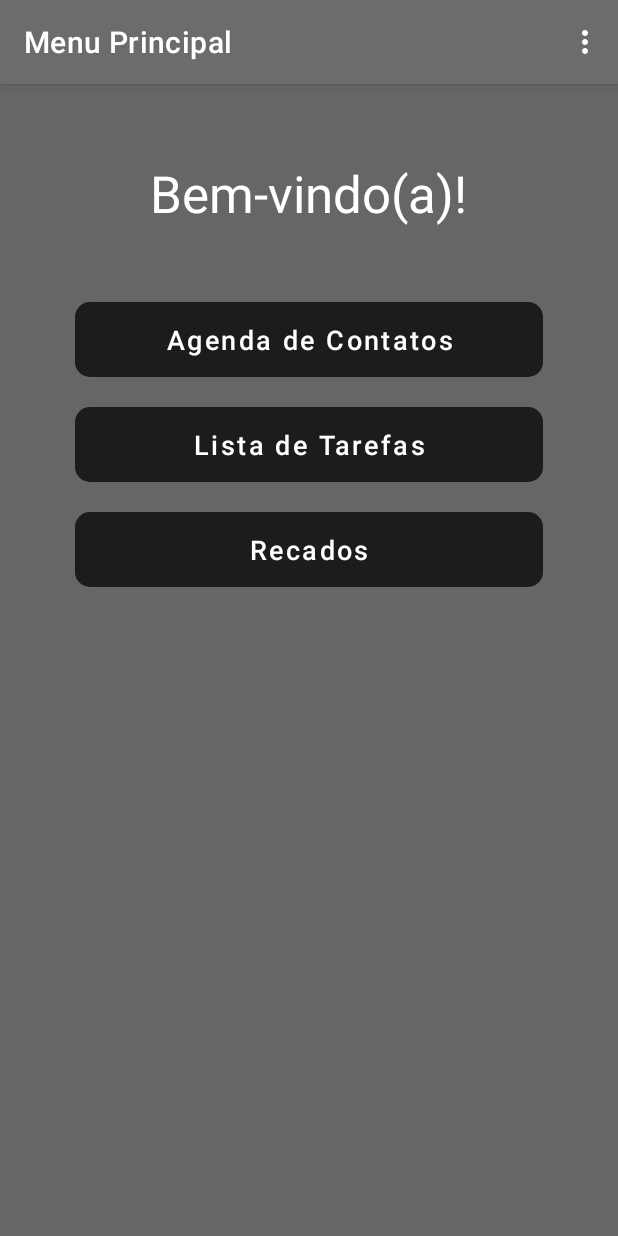
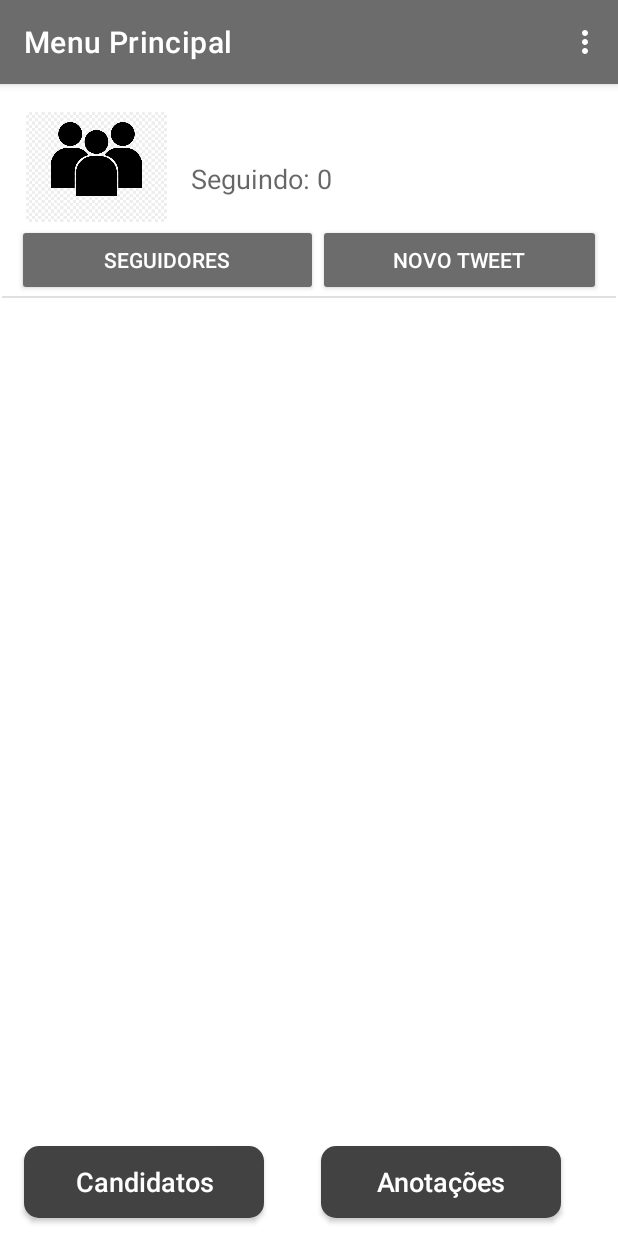
Before and after one commit to Gustavo-Soares94/app-hunting-ti, an Android app: the screen it shows after launch once a user with an empty profile is signed in (MenuPrincipalActivity), on a phone screen of 412 x 824 dp. Run offline under Robolectric (Android 15) with nearby library versions, the phone set to English and light mode, and no system bars; our stand-ins replace Firebase (no records; nobody signed in at launch, a user with empty details on screens opened directly).

Commit message:
Inclusao do tweet

```diff
--- a/app/src/main/java/com/gustavosoares/app_hunting_ti/CadastroActivity.java
+++ b/app/src/main/java/com/gustavosoares/app_hunting_ti/CadastroActivity.java
@@ -73,7 +73,7 @@ public class CadastroActivity extends AppCompatActivity {
                             FirebaseUser user = mAuth.getCurrentUser();
 
                             FirebaseDatabase database = FirebaseDatabase.getInstance();
-                            DatabaseReference userRef = database.getReference("user/" + user.getUid());
+                            DatabaseReference userRef = database.getReference("users/" + user.getUid());
 
                             Map<String, Object> userInfos = new HashMap<>();
                             userInfos.put("usuario", usuario);
--- a/app/src/main/java/com/gustavosoares/app_hunting_ti/MenuPrincipalActivity.java
+++ b/app/src/main/java/com/gustavosoares/app_hunting_ti/MenuPrincipalActivity.java
@@ -1,29 +1,54 @@
 package com.gustavosoares.app_hunting_ti;
 
 import androidx.annotation.NonNull;
+import androidx.appcompat.app.AlertDialog;
 import androidx.appcompat.app.AppCompatActivity;
 
+import android.content.DialogInterface;
 import android.content.Intent;
 import android.os.Bundle;
+import android.text.InputFilter;
+import android.util.Log;
 import android.view.Menu;
 import android.view.MenuItem;
 import android.view.View;
+import android.widget.AbsListView;
+import android.widget.AdapterView;
+import android.widget.ArrayAdapter;
+import android.widget.Button;
+import android.widget.CheckedTextView;
+import android.widget.EditText;
+import android.widget.ListView;
+import android.widget.TextView;
 
 import com.google.firebase.auth.FirebaseAuth;
 import com.google.firebase.auth.FirebaseUser;
+import com.google.firebase.database.ChildEventListener;
 import com.google.firebase.database.DataSnapshot;
 import com.google.firebase.database.DatabaseError;
 import com.google.firebase.database.DatabaseReference;
 import com.google.firebase.database.FirebaseDatabase;
+import com.google.firebase.database.Query;
 import com.google.firebase.database.ValueEventListener;
+
+import java.util.ArrayList;
 
 public class MenuPrincipalActivity extends AppCompatActivity {
 
-    //Sistema de identificacao do firebase
-    public FirebaseAuth mAuth;
-    public FirebaseDatabase database;
-    public String uid;
-    public String usuario;
+    private FirebaseAuth mAuth;
+    private FirebaseDatabase database;
+
+    private String uid;
+    private String usuario;
+
+    private ArrayList<String> seguindo;
+
+    private ListView listaTweets;
+    private TweetAdapter adapter;
+
+    private ArrayList<Tweet> tweets;
+
+    private ChildEventListener tweetEventListener;
 
     @Override
     protected void onCreate(Bundle savedInstanceState) {
@@ -32,38 +57,173 @@ public class MenuPrincipalActivity extends AppCompatActivity {
 
         mAuth = FirebaseAuth.getInstance();
         database = FirebaseDatabase.getInstance();
+
+        seguindo = new ArrayList<>();
+
+        tweets = new ArrayList<>();
+
+        listaTweets = findViewById(R.id.listTwees);
+        View header = getLayoutInflater().inflate(R.layout.list_header, null);
+        listaTweets.addHeaderView(header);
+
+        adapter = new TweetAdapter(this, tweets);
+        listaTweets.setAdapter(adapter);
+
+        Button btnTweet = findViewById(R.id.btnTweets);
+        btnTweet.setOnClickListener(new View.OnClickListener() {
+            @Override
+            public void onClick(View view) {
+                novoTweet();
+            }
+        });
+
+        Button btnSeguir = findViewById(R.id.btnSeguir);
+        btnSeguir.setOnClickListener(new View.OnClickListener() {
+            @Override
+            public void onClick(View view) {
+                if(uid == null) return;
+                Intent i = new Intent(MenuPrincipalActivity.this, SeguirActivity.class);
+                i.putExtra("uid", uid);
+                startActivity(i);
+            }
+        });
     }
 
     @Override
     protected void onStart() {
         super.onStart();
 
-       FirebaseUser user = mAuth.getCurrentUser();
-        if(user==null) finish();
+        FirebaseUser user = mAuth.getCurrentUser();
+        if(user == null) finish();
 
-       getUserInfo();
+        getUserInfo();
+    }
+
+    @Override
+    protected void onStop() {
+        super.onStop();
+
+        if(tweetEventListener != null){
+            DatabaseReference tweetRef = database.getReference("tweets");
+            tweetRef.removeEventListener(tweetEventListener);
+        }
     }
 
     private void getUserInfo(){
-
         uid = mAuth.getCurrentUser().getUid();
 
-        DatabaseReference userRef = database.getReference("user/" + uid);
-
+        DatabaseReference userRef = database.getReference("users/" + uid);
         userRef.addListenerForSingleValueEvent(new ValueEventListener() {
             @Override
-            public void onDataChange(@NonNull DataSnapshot datasnapshot) {
+            public void onDataChange(DataSnapshot dataSnapshot) {
+                usuario = dataSnapshot.child("usuario").getValue(String.class);
 
-                usuario = datasnapshot.child("usuario").getValue(String.class);
+                seguindo.clear();
+                for(DataSnapshot s:dataSnapshot.child("seguindo").getChildren()){
+                    seguindo.add(s.getValue(String.class));
+                }
+
+                TextView headerUsuario = findViewById(R.id.headerUsuario);
+                headerUsuario.setText(usuario);
+
+                TextView headerSeguindo = findViewById(R.id.headerSeguindo);
+                headerSeguindo.setText("Seguindo: " + seguindo.size());
+
+                setTweetListener();
+            }
+
+            @Override
+            public void onCancelled(DatabaseError databaseError) {
+
+            }
+        });
+
+
+    }
+
+    private void setTweetListener(){
+        tweets.clear();
+        tweetEventListener = new ChildEventListener() {
+            @Override
+            public void onChildAdded(DataSnapshot dataSnapshot, String s) {
+                Tweet tweet = dataSnapshot.getValue(Tweet.class);
+                if(seguindo.contains(tweet.getUsuario()) || tweet.getUid().equals(uid)){
+                    tweets.add(0, tweet);
+                    adapter.notifyDataSetChanged();
+
+                    Log.d("tweet", tweet.getTexto());
+                }
+            }
+
+            @Override
+            public void onChildChanged(DataSnapshot dataSnapshot, String s) {
 
             }
 
             @Override
-            public void onCancelled(@NonNull DatabaseError error) {
+            public void onChildRemoved(DataSnapshot dataSnapshot) {
 
+            }
+
+            @Override
+            public void onChildMoved(DataSnapshot dataSnapshot, String s) {
+
+            }
+
+            @Override
+            public void onCancelled(DatabaseError databaseError) {
+
+            }
+        };
+        DatabaseReference tweetRef = database.getReference("tweets");
+        Query tweetQuery = tweetRef.limitToLast(100);
+
+        tweetQuery.addChildEventListener(tweetEventListener);
+    }
+
+    private void novoTweet(){
+        AlertDialog.Builder alert = new AlertDialog.Builder(this);
+
+        alert.setTitle("Novo Tweet");
+
+        final EditText texto = new EditText(this);
+        InputFilter[] filterArray = new InputFilter[1];
+        filterArray[0] = new InputFilter.LengthFilter(140);
+        texto.setFilters(filterArray);
+
+        alert.setView(texto);
+
+        alert.setPositiveButton("Publicar", new DialogInterface.OnClickListener() {
+            @Override
+            public void onClick(DialogInterface dialogInterface, int i) {
+                if(texto.getText().toString().equals("")) return;
+                Tweet novoTweet = new Tweet(uid, usuario, texto.getText().toString());
+                DatabaseReference refTweets = database.getReference("tweets");
+                refTweets.push().setValue(novoTweet);
             }
         });
 
+        alert.setNegativeButton("Cancelar", new DialogInterface.OnClickListener() {
+            @Override
+            public void onClick(DialogInterface dialogInterface, int i) {
+                dialogInterface.dismiss();
+            }
+        });
+
+        alert.create().show();
+    }
+
+
+    @Override
+    public boolean onOptionsItemSelected(MenuItem item) {
+        int id = item.getItemId();
+
+        if(id == R.id.sair){
+            mAuth.signOut();
+            finish();
+        }
+
+        return true;
     }
 
     @Override
@@ -82,19 +242,5 @@ public class MenuPrincipalActivity extends AppCompatActivity {
         startActivity(i);
     }
 
-    public void irRecados(View view){
-        Intent i = new Intent(getApplicationContext(), RecadosActivity.class);
-        startActivity(i);
-    }
 
-    @Override
-    public boolean onOptionsItemSelected(MenuItem item) {
-        int id = item.getItemId();
-
-        if(id == R.id.sair){
-            mAuth.signOut();
-            finish();
-        }
-        return true;
-    }
 }
--- /dev/null
+++ b/app/src/main/java/com/gustavosoares/app_hunting_ti/TweetAdapter.java
@@ -0,0 +1,38 @@
+package com.gustavosoares.app_hunting_ti;
+
+import android.content.Context;
+import android.view.LayoutInflater;
+import android.view.View;
+import android.view.ViewGroup;
+import android.widget.ArrayAdapter;
+import android.widget.TextView;
+
+import androidx.annotation.NonNull;
+import androidx.annotation.Nullable;
+
+import java.util.ArrayList;
+
+public class TweetAdapter extends ArrayAdapter<Tweet> {
+
+    public TweetAdapter(Context context, ArrayList<Tweet> tweets) {
+        super(context, 0, tweets);
+    }
+
+    @NonNull
+    @Override
+    public View getView(int position, @Nullable View convertView, @NonNull ViewGroup parent) {
+        Tweet tweet = getItem(position);
+
+        if(convertView == null){
+            convertView = LayoutInflater.from(getContext()).inflate(R.layout.list_item, parent, false);
+        }
+
+        TextView textUsuario = convertView.findViewById(R.id.tweetUsuario);
+        TextView textTexto = convertView.findViewById(R.id.tweetTexto);
+
+        textUsuario.setText(tweet.getUsuario());
+        textTexto.setText(tweet.getTexto());
+
+        return convertView;
+    }
+}
--- a/app/src/main/res/layout/activity_menu_principal.xml
+++ b/app/src/main/res/layout/activity_menu_principal.xml
@@ -1,94 +1,75 @@
 <?xml version="1.0" encoding="utf-8"?>
-<RelativeLayout xmlns:android="http://schemas.android.com/apk/res/android"
+<androidx.constraintlayout.widget.ConstraintLayout xmlns:android="http://schemas.android.com/apk/res/android"
     xmlns:app="http://schemas.android.com/apk/res-auto"
     xmlns:tools="http://schemas.android.com/tools"
     android:layout_width="match_parent"
     android:layout_height="match_parent"
-    android:background="@color/colorLogo"
-    tools:context=".MainActivity">
+    tools:context=".MenuPrincipalActivity">
 
+    <Button
+        android:id="@+id/bt_agenda_de_contatos"
+        style="@style/Widget.AppCompat.Button.Colored"
+        android:layout_width="160dp"
+        android:layout_height="wrap_content"
+        android:layout_below="@+id/listTwees"
+        android:layout_alignParentEnd="true"
+        android:layout_alignParentRight="true"
+        android:layout_alignParentBottom="true"
+        android:layout_marginStart="16dp"
+        android:layout_marginLeft="16dp"
+        android:layout_toEndOf="@+id/bt_lista_de_tarefas"
+        android:layout_toRightOf="@+id/bt_lista_de_tarefas"
+        android:background="@drawable/custom_button"
+        android:onClick="irAgendaDeContatos"
+        android:text="Candidatos"
+        android:textAllCaps="false"
+        android:textSize="18sp"
+        app:backgroundTint="@color/cardview_dark_background"
+        app:iconTint="@color/botoes"
+        app:layout_constraintBottom_toBottomOf="parent"
+        app:layout_constraintStart_toStartOf="parent"
+        app:layout_constraintTop_toBottomOf="@+id/listTwees"
+        app:rippleColor="@color/colorGreyPrimary"
+        tools:ignore="OnClick" />
 
     <Button
         android:id="@+id/bt_lista_de_tarefas"
-        android:layout_width="300dp"
-        android:layout_height="50dp"
-        android:layout_below="@+id/bt_agenda_de_contatos"
+        style="@style/Widget.AppCompat.Button.Colored"
+        android:layout_width="160dp"
+        android:layout_height="wrap_content"
+        android:layout_below="@+id/listTwees"
         android:layout_alignParentStart="true"
         android:layout_alignParentLeft="true"
-        android:layout_alignParentEnd="true"
-        android:layout_alignParentRight="true"
-        android:layout_marginStart="50dp"
-        android:layout_marginLeft="50dp"
-        android:layout_marginTop="20dp"
-        android:layout_marginEnd="50dp"
-        android:layout_marginRight="50dp"
+        android:layout_alignParentBottom="true"
         android:background="@drawable/custom_button"
         android:onClick="irListaDeTarefas"
-        android:text="Lista de Tarefas"
+        android:text="Anotações"
         android:textAllCaps="false"
         android:textSize="18sp"
-        app:backgroundTint="@color/botoes"
+        app:backgroundTint="@color/cardview_dark_background"
         app:iconTint="@color/botoes"
+        app:layout_constraintBottom_toBottomOf="parent"
+        app:layout_constraintEnd_toEndOf="parent"
+        app:layout_constraintStart_toEndOf="@+id/bt_agenda_de_contatos"
+        app:layout_constraintTop_toBottomOf="@+id/listTwees"
         app:rippleColor="@color/botoes"
         tools:ignore="OnClick" />
 
-    <Button
-        android:id="@+id/bt_agenda_de_contatos"
-        android:layout_width="300dp"
-        android:layout_height="50dp"
-        android:layout_below="@+id/textView3"
-        android:layout_alignParentStart="true"
-        android:layout_alignParentLeft="true"
-        android:layout_alignParentEnd="true"
-        android:layout_alignParentRight="true"
-        android:layout_marginStart="50dp"
-        android:layout_marginLeft="50dp"
-        android:layout_marginTop="50dp"
-        android:layout_marginEnd="50dp"
-        android:layout_marginRight="50dp"
-        android:background="@drawable/custom_button"
-        android:onClick="irAgendaDeContatos"
-        android:text="Agenda de Contatos"
-        android:textAllCaps="false"
-        android:textSize="18sp"
-        app:backgroundTint="@color/botoes"
-        app:iconTint="@color/botoes"
-        app:rippleColor="@color/botoes"
-        tools:ignore="OnClick" />
+    <ListView
+        android:id="@+id/listTwees"
+        android:layout_width="0dp"
+        android:layout_height="0dp"
+        android:layout_marginStart="1dp"
+        android:layout_marginLeft="1dp"
+        android:layout_marginTop="1dp"
+        android:layout_marginEnd="1dp"
+        android:layout_marginRight="1dp"
+        android:layout_marginBottom="60dp"
+        app:layout_constraintBottom_toBottomOf="@id/bt_agenda_de_contatos"
+        app:layout_constraintEnd_toEndOf="parent"
+        app:layout_constraintStart_toStartOf="parent"
+        app:layout_constraintTop_toTopOf="parent"
+        tools:listheader="@layout/list_header"
+        tools:listitem="@layout/list_item" />
 
-    <Button
-        android:id="@+id/bt_recados"
-        android:layout_width="300dp"
-        android:layout_height="50dp"
-        android:layout_below="@+id/bt_lista_de_tarefas"
-        android:layout_alignParentStart="true"
-        android:layout_alignParentLeft="true"
-        android:layout_alignParentEnd="true"
-        android:layout_alignParentRight="true"
-        android:layout_marginStart="50dp"
-        android:layout_marginLeft="50dp"
-        android:layout_marginTop="20dp"
-        android:layout_marginEnd="50dp"
-        android:onClick="irRecados"
-        android:layout_marginRight="50dp"
-        android:background="@drawable/custom_button"
-        android:text="Recados"
-        android:textAllCaps="false"
-        android:textSize="18sp"
-        app:backgroundTint="@color/botoes"
-        app:iconTint="@color/botoes"
-        app:rippleColor="@color/botoes"
-        tools:ignore="OnClick" />
-
-    <TextView
-        android:id="@+id/textView3"
-        android:layout_width="wrap_content"
-        android:layout_height="wrap_content"
-        android:layout_centerHorizontal="true"
-        android:layout_marginTop="50dp"
-        android:text="Bem-vindo(a)!"
-        android:textColor="@color/white"
-        android:textColorHint="@color/white"
-        android:textSize="34sp" />
-
-</RelativeLayout>
+    </androidx.constraintlayout.widget.ConstraintLayout>
--- a/app/src/main/res/layout/list_header.xml
+++ b/app/src/main/res/layout/list_header.xml
@@ -62,7 +62,7 @@
             style="@style/Widget.AppCompat.Button.Colored"
             android:layout_width="210dp"
             android:layout_height="wrap_content"
-            android:layout_weight="0.5"
+            android:layout_weight="15"
             android:text="Seguidores" />
 
         <Button
@@ -70,7 +70,8 @@
             style="@style/Widget.AppCompat.Button.Colored"
             android:layout_width="198dp"
             android:layout_height="wrap_content"
-            android:layout_weight="0.5"
+            android:layout_weight="15"
             android:text="Novo Tweet" />
     </LinearLayout>
+
 </RelativeLayout>
--- a/app/src/main/res/layout/list_item.xml
+++ b/app/src/main/res/layout/list_item.xml
@@ -1,6 +1,5 @@
 <?xml version="1.0" encoding="utf-8"?>
 <RelativeLayout xmlns:android="http://schemas.android.com/apk/res/android"
-    android:id="@+id/tweetTexto"
     android:layout_width="match_parent"
     android:layout_height="wrap_content">
 
@@ -19,7 +18,7 @@
         android:textStyle="bold" />
 
     <TextView
-        android:id="@+id/textView4"
+        android:id="@+id/tweetTexto"
         android:layout_width="wrap_content"
         android:layout_height="wrap_content"
         android:layout_below="@+id/tweetUsuario"
```
Also changed, not shown: app/src/main/AndroidManifest.xml (+5 -3 lines), app/src/main/java/com/gustavosoares/app_hunting_ti/RecadosActivity.java (deleted, +0 -183 lines), app/src/main/java/com/gustavosoares/app_hunting_ti/SeguirActivity.java (added, +95 -0 lines), app/src/main/res/layout/activity_seguir.xml (renamed from app/src/main/res/layout/activity_recados.xml, +3 -6 lines).
